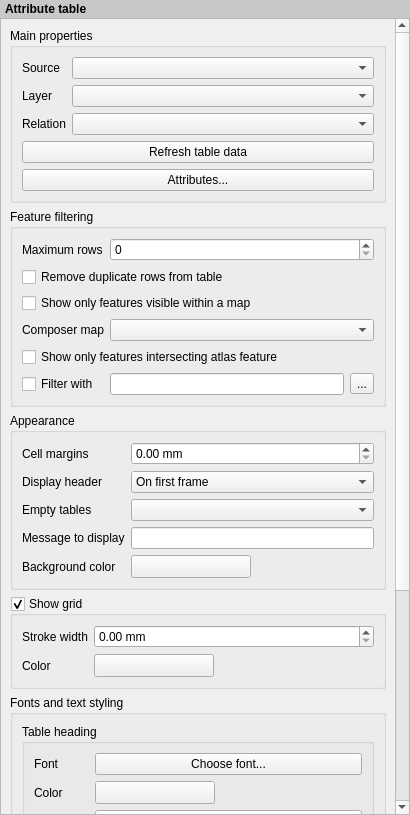
Above: src/ui/qgscomposerattributetablewidgetbase.ui from qgis/QGIS before the change. Below: the same form after it.
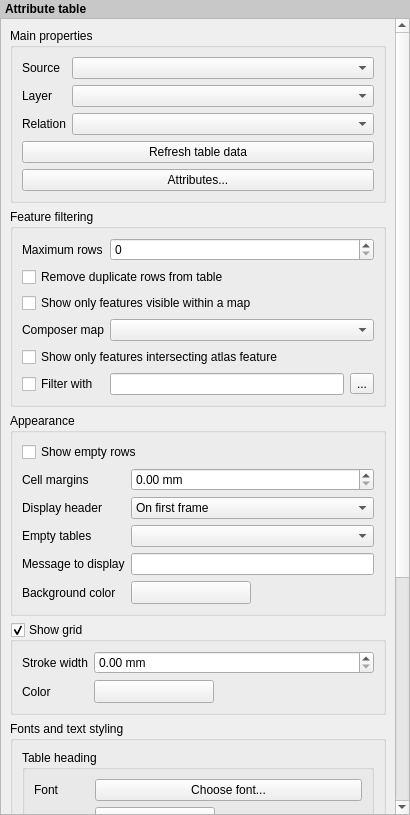
That is the form after the change. Icons and pictures are not drawn. Custom widgets are drawn as their Qt base class.

Commit message:
[composer] Seperate draw empty rows option from empty table behaviour
Now "draw empty rows" is a seperate checkbox (fix #11392)

Patch:
```diff
--- a/src/ui/qgscomposerattributetablewidgetbase.ui
+++ b/src/ui/qgscomposerattributetablewidgetbase.ui
@@ -45,9 +45,9 @@
       <property name="geometry">
        <rect>
         <x>0</x>
-        <y>0</y>
+        <y>-91</y>
         <width>392</width>
-        <height>1164</height>
+        <height>1192</height>
        </rect>
       </property>
       <layout class="QVBoxLayout" name="mainLayout">
@@ -237,7 +237,7 @@
           <bool>false</bool>
          </property>
          <layout class="QGridLayout" name="gridLayout_6">
-          <item row="0" column="0">
+          <item row="2" column="0">
            <widget class="QLabel" name="mMarginLabel">
             <property name="text">
              <string>Cell margins</string>
@@ -250,21 +250,21 @@
             </property>
            </widget>
           </item>
-          <item row="0" column="1">
+          <item row="2" column="1">
            <widget class="QDoubleSpinBox" name="mMarginSpinBox">
             <property name="suffix">
              <string> mm</string>
             </property>
            </widget>
           </item>
-          <item row="1" column="0">
+          <item row="3" column="0">
            <widget class="QLabel" name="label_7">
             <property name="text">
              <string>Display header</string>
             </property>
            </widget>
           </item>
-          <item row="1" column="1">
+          <item row="3" column="1">
            <widget class="QComboBox" name="mHeaderModeComboBox">
             <item>
              <property name="text">
@@ -283,34 +283,34 @@
             </item>
            </widget>
           </item>
-          <item row="2" column="0">
+          <item row="5" column="0">
            <widget class="QLabel" name="label_9">
             <property name="text">
              <string>Empty tables</string>
             </property>
            </widget>
           </item>
-          <item row="2" column="1">
+          <item row="5" column="1">
            <widget class="QComboBox" name="mEmptyModeComboBox"/>
           </item>
-          <item row="3" column="0">
+          <item row="6" column="0">
            <widget class="QLabel" name="mEmptyMessageLabel">
             <property name="text">
              <string>Message to display</string>
             </property>
            </widget>
           </item>
-          <item row="3" column="1">
+          <item row="6" column="1">
            <widget class="QLineEdit" name="mEmptyMessageLineEdit"/>
           </item>
-          <item row="4" column="0">
+          <item row="7" column="0">
            <widget class="QLabel" name="label_10">
             <property name="text">
              <string>Background color</string>
             </property>
            </widget>
           </item>
-          <item row="4" column="1">
+          <item row="7" column="1">
            <layout class="QHBoxLayout" name="horizontalLayout_5">
             <item>
              <widget class="QgsColorButtonV2" name="mBackgroundColorButton">
@@ -346,6 +346,13 @@
             </item>
            </layout>
           </item>
+          <item row="1" column="0" colspan="2">
+           <widget class="QCheckBox" name="mDrawEmptyCheckBox">
+            <property name="text">
+             <string>Show empty rows</string>
+            </property>
+           </widget>
+          </item>
          </layout>
         </widget>
        </item>
```
The commit also changes 7 other files.
